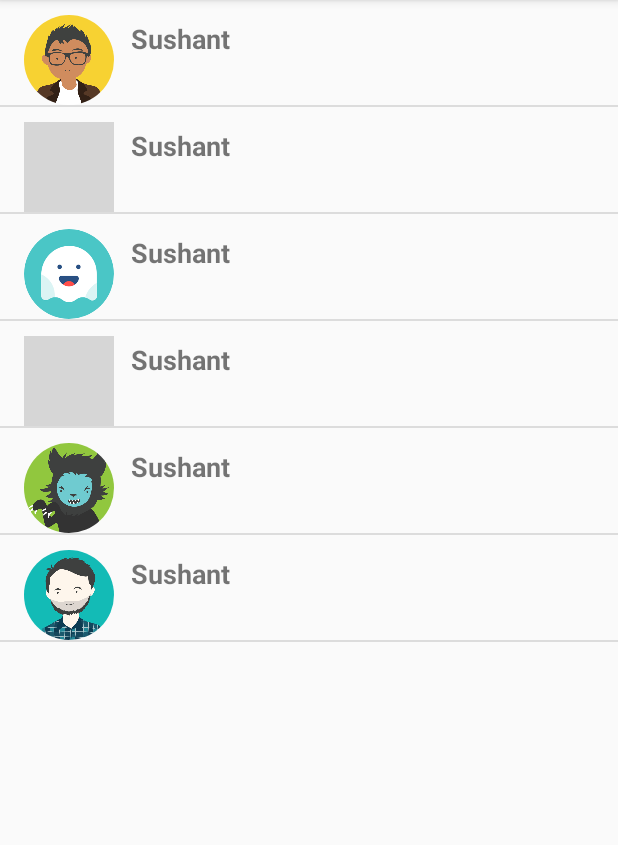
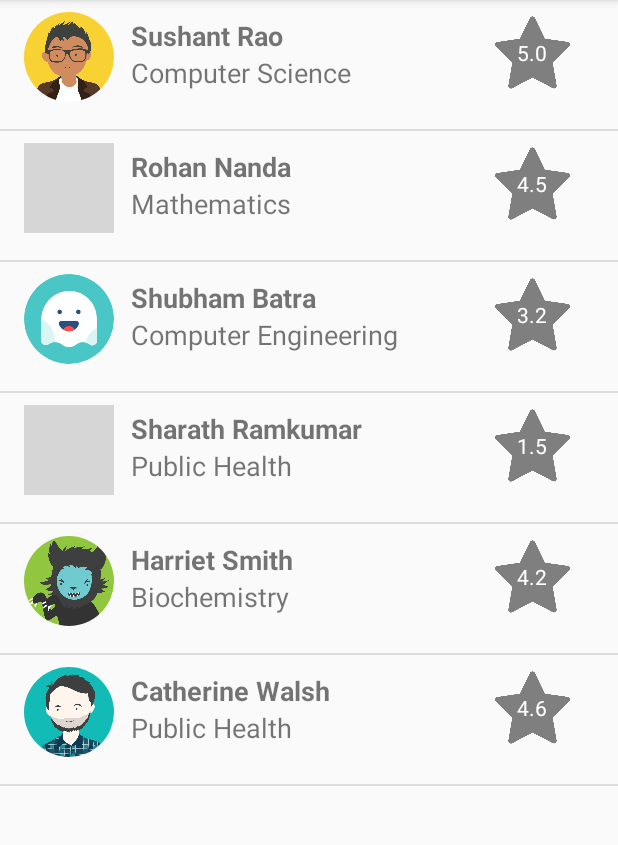
Before and after one commit to sushant10/OpenTutor, an Android app: the TutorFindListActivity screen opened directly, with no data from a screen before it, on a phone screen of 412 x 824 dp, the part 84-929 px from its top. Run offline under Robolectric (Android 15) with nearby library versions, the phone set to English and light mode, and no system bars; our stand-ins replace CircleImageView; libraries missing offline, so code that uses them is left out: org.angmarch.views; 1 statement that could not run was skipped; grey boxes are pictures that could not be loaded.

Commit message:
Adding new page

```diff
--- a/app/src/main/java/com/ha/sushantrao/opentutor/TutorFindListActivity.java
+++ b/app/src/main/java/com/ha/sushantrao/opentutor/TutorFindListActivity.java
@@ -1,5 +1,6 @@
 package com.ha.sushantrao.opentutor;
 
+import android.content.Intent;
 import android.support.v7.app.AppCompatActivity;
 import android.os.Bundle;
 import android.view.LayoutInflater;
@@ -26,6 +27,7 @@ public class TutorFindListActivity extends AppCompatActivity {
     int[] tutorImages;
     ListView tutorList;
     String[] tutorNames;
+    String[] rating;
 
     int index[];
     List<String> majors;
@@ -48,11 +50,11 @@ public class TutorFindListActivity extends AppCompatActivity {
         getSupportActionBar().setDisplayHomeAsUpEnabled(true);
 
         tutorImages = new int[]{R.drawable.avatar1, R.drawable.avatar2, R.drawable.avatar3, R.drawable.avatar4, R.drawable.avatar5, R.drawable.avatar6};
-        tutorNames = new String[]{"","","","","",""};
+        tutorNames = new String[]{"Sushant Rao","Rohan Nanda","Shubham Batra","Sharath Ramkumar","Harriet Smith","Catherine Walsh"};
         tutorList = (ListView) findViewById(R.id.tutor_list);
+        rating = new String[]{"5.0","4.5","3.2","1.5","4.2","4.6"};
 
-
-        majors = new LinkedList<>(Arrays.asList("Computer Science", "Mathematics", "Computer Engineering", "Public Health", "Biochemistry"));
+        majors = new LinkedList<>(Arrays.asList("Computer Science", "Mathematics", "Computer Engineering", "Public Health", "Biochemistry", "Public Health"));
         CS = new LinkedList<>(Arrays.asList("121", "187", "250", "311", "383"));
         Math = new LinkedList<>(Arrays.asList("131", "132", "233", "235", "311"));
         ECE = new LinkedList<>(Arrays.asList("112", "122", "211", "212", "331"));
@@ -75,6 +77,16 @@ public class TutorFindListActivity extends AppCompatActivity {
         tutorList = (ListView) findViewById(R.id.tutor_list);
         CustomAdapter customAdapter = new CustomAdapter();
         tutorList.setAdapter(customAdapter);
+
+        tutorList.setOnClickListener(new View.OnClickListener() {
+            @Override
+            public void onClick(View view) {
+                tosend =new int[]{spinnerMajor.getSelectedIndex(),spinnerClasses.getSelectedIndex()};
+                Intent intent = new Intent(FindtutorActivity.this, TutorFindListActivity.class);
+                intent.putExtra("major and class",tosend);
+                startActivity(intent);
+            }
+        });
 
     }
 
@@ -108,13 +120,17 @@ public class TutorFindListActivity extends AppCompatActivity {
 
 
             View view=getLayoutInflater().inflate(R.layout.customtutorlist_layout, null);
-            CircleImageView im = (CircleImageView) view.findViewById(R.id.imagePerson);
+            CircleImageView dp = (CircleImageView) view.findViewById(R.id.imagePerson);
             TextView nameTutor= (TextView) view.findViewById(R.id.textName);
-           // TextView tutorMajor = (TextView) view.findViewById(R.id.textMajor);
+            TextView tutorMajor = (TextView) view.findViewById(R.id.textMajor);
+            ImageView ratingImage= (ImageView) view.findViewById(R.id.imageRating);
+            TextView tutorRating= (TextView) view.findViewById(R.id.textRating);
 
-            im.setImageResource(tutorImages[position]);
-            nameTutor.setText("Sushant");
-           // tutorMajor.setText("Computer Science");
+            dp.setImageResource(tutorImages[position]);
+            ratingImage.setImageResource(R.drawable.rating);
+            nameTutor.setText(tutorNames[position]);
+            tutorMajor.setText((String)majors.get(position));
+            tutorRating.setText(rating[position]);
 
             return view;
         }
--- a/app/src/main/res/layout/customtutorlist_layout.xml
+++ b/app/src/main/res/layout/customtutorlist_layout.xml
@@ -11,7 +11,7 @@
         android:layout_height="60dp"
         android:layout_width="60dp"
         android:layout_marginStart="16dp"
-        android:layout_marginTop="10dp"
+        android:layout_marginTop="8dp"
         app:srcCompat="@mipmap/ic_launcher"
         android:layout_alignParentTop="true"
         android:layout_alignParentStart="true"/>
@@ -28,7 +28,7 @@
         android:textSize="18sp"
         android:textStyle="bold" />
 
-   <!-- <TextView
+    <TextView
         android:id="@+id/textMajor"
         android:layout_width="match_parent"
         android:layout_height="wrap_content"
@@ -36,6 +36,28 @@
         android:layout_marginStart="11dp"
         android:layout_toEndOf="@+id/imagePerson"
         android:text="Major"
-        android:textSize="18sp"/>
--->
+        android:textSize="18sp"
+        android:paddingBottom="25dp"/>
+
+    <ImageView
+        android:id="@+id/imageRating"
+        android:layout_width="50dp"
+        android:layout_height="50dp"
+        android:layout_marginTop="10dp"
+        app:srcCompat="@mipmap/ic_launcher"
+        android:layout_marginStart="330dp"/>
+
+    <TextView
+        android:id="@+id/textRating"
+        android:layout_width="wrap_content"
+        android:layout_height="wrap_content"
+        android:layout_alignLeft="@id/imageRating"
+        android:layout_alignTop="@id/imageRating"
+        android:layout_alignRight="@id/imageRating"
+        android:layout_alignBottom="@id/imageRating"
+        android:layout_margin="1dp"
+        android:gravity="center"
+        android:text="4.5"
+        android:textColor="#ffffff" />
+
 </RelativeLayout>
```
Also changed, not shown: app/src/main/res/drawable/rating.png (added).
